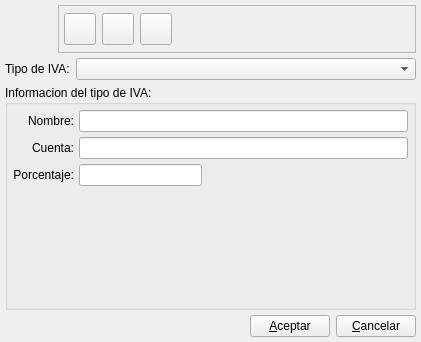
This is bulmages/bulmacont/src/bctipoivabase.ui in eboladev/Bulmages-1 as Qt 5 draws it before an edit. The edited form follows.
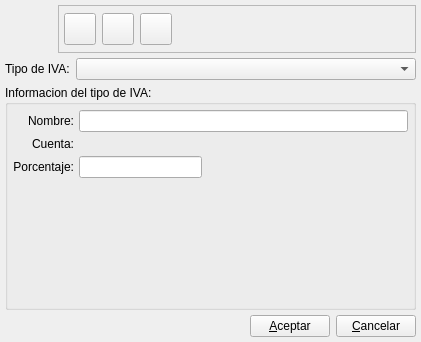
This is the edited form. Icons and pictures are not drawn. Custom widgets are drawn as their Qt base class.

Diff of the .ui file:
```diff
--- a/bulmages/bulmacont/src/bctipoivabase.ui
+++ b/bulmages/bulmacont/src/bctipoivabase.ui
@@ -348,7 +348,7 @@
  <customwidgets>
   <customwidget>
    <class>BlSearchWidget</class>
-   <extends>QLineEdit</extends>
+   <extends>QWidget</extends>
    <header>blsearchwidget.h</header>
   </customwidget>
  </customwidgets>
```
Left out of the diff: 4 changed lines with no effect on the pictures.
